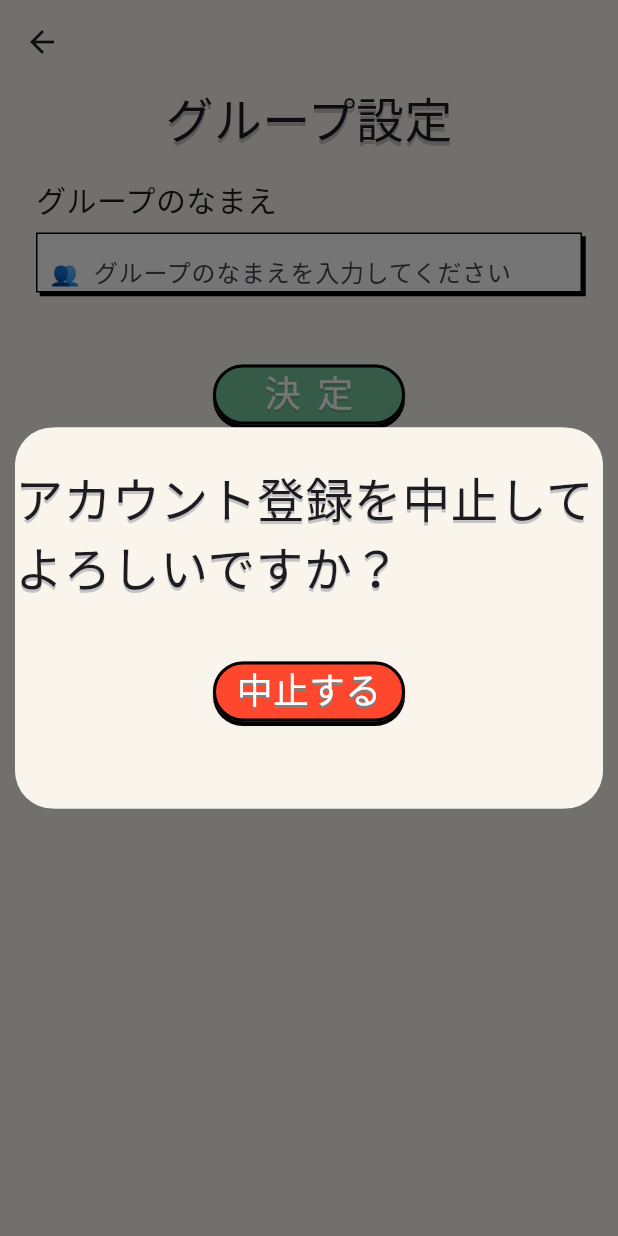
After one commit to hryoshihara0692/todo_share, a Flutter app: the CreateGroupPage screen opened directly, after a tap on the "arrow back" icon, on a phone screen of 412 x 824 dp. The commit adds this screen. Run offline on Flutter 3.47's test engine with Material 3 defaults, Android fonts, the phone set to English and light mode, and no system bars; our stand-ins replace cloud_firestore, firebase_auth, firebase_core, firebase_storage, flutter_riverpod, google_fonts and 5 more; missing offline and left inert: sign_button; accounts and stored records are empty; generated files the repository leaves out were written again.

Commit message:
2025/01/19 新規登録のユーザ名、グループ名部分を修正

```diff
--- a/lib/pages/create_group.dart
+++ b/lib/pages/create_group.dart
@@ -10,6 +10,7 @@ import 'package:todo_share/components/screen_pod.dart';
 import 'package:todo_share/riverpod/selected_icon.dart';
 import 'package:firebase_auth/firebase_auth.dart';
 import 'package:cloud_firestore/cloud_firestore.dart';
+import 'package:todo_share/widgets/create_account_cancel_dialog.dart';
 import 'package:todo_share/widgets/icon_setting_dialog.dart';
 import 'package:todo_share/widgets/todolist_setting_dialog.dart';
 import 'package:firebase_core/firebase_core.dart';
@@ -25,7 +26,6 @@ class CreateGroupPage extends ConsumerWidget {
 
   @override
   Widget build(BuildContext context, WidgetRef ref) {
-
     // var selectedIcon = ref.watch(selectedIconNotifierProvider);
 
     final TextEditingController _groupNameController = TextEditingController();
@@ -45,17 +45,26 @@ class CreateGroupPage extends ConsumerWidget {
 
     return Scaffold(
       appBar: AppBar(
+        backgroundColor: Color.fromARGB(255, 249, 245, 236),
         leading: IconButton(
           icon: Icon(Icons.arrow_back),
           onPressed: () {
-            Navigator.of(context).pop();
+            // Navigator.of(context).pop();
+            showDialog<void>(
+              context: context,
+              builder: (_) {
+                return CreateAccountCancelDialog();
+              },
+            );
           },
         ),
       ),
-      body: Padding(
+      body: Container(
+        color: Color.fromARGB(255, 249, 245, 236),
+        child: Padding(
           padding: const EdgeInsets.fromLTRB(24.0, 0, 24.0, 0),
           child: Column(
-          mainAxisSize: MainAxisSize.min,
+            // mainAxisSize: MainAxisSize.min,
             children: [
               Row(
                 mainAxisAlignment: MainAxisAlignment.center,
@@ -91,7 +100,7 @@ class CreateGroupPage extends ConsumerWidget {
                 mainAxisAlignment: MainAxisAlignment.start,
                 children: [
                   Text(
-                  'なまえ',
+                    'グループのなまえ',
                     style: TextStyle(
                       fontSize: 20,
                       fontFamily: GoogleFonts.notoSansJp(
@@ -127,7 +136,7 @@ class CreateGroupPage extends ConsumerWidget {
                     focusNode: _groupNameFocusNode,
                     decoration: const InputDecoration(
                       border: InputBorder.none,
-                    hintText: '\u{2709}  sample@todolist.com',
+                      hintText: '\u{1F465}  グループのなまえを入力してください',
                     ),
                   ),
                 ),
@@ -192,6 +201,7 @@ class CreateGroupPage extends ConsumerWidget {
                 ),
               ),
             ],
+          ),
         ),
       ),
     );
@@ -262,6 +272,7 @@ Future<void> updateGroupListAndDateInFirestore(
     });
 
     print('8');
+
     ///
     /// GROUPコレクション配下に、USER
     ///
--- /dev/null
+++ b/lib/widgets/create_account_cancel_dialog.dart
@@ -0,0 +1,209 @@
+import 'package:flutter/material.dart';
+import 'package:flutter_riverpod/flutter_riverpod.dart';
+import 'package:google_fonts/google_fonts.dart';
+import 'package:todo_share/database/todo_data_service.dart';
+import 'package:todo_share/pages/initial.dart';
+import 'package:todo_share/riverpod/selected_todolist.dart';
+import 'package:todo_share/widgets/todo_card_display.dart';
+
+class CreateAccountCancelDialog extends ConsumerWidget {
+  // final String groupId;
+  // final String todoListId;
+  // final String todoId;
+
+  const CreateAccountCancelDialog({
+    super.key,
+    // required this.groupId,
+    // required this.todoListId,
+    // required this.todoId,
+  });
+
+  @override
+  Widget build(BuildContext context, WidgetRef ref) {
+    // var selectedTodoList = ref.read(selectedTodoListNotifierProvider);
+
+    return Dialog(
+      insetPadding: EdgeInsets.all(0.0),
+      child: Container(
+        width: 392,
+        height: 254,
+        decoration: BoxDecoration(
+          color: Color.fromARGB(255, 249, 245, 236),
+          borderRadius: const BorderRadius.all(
+            Radius.circular(25.0),
+          ),
+        ),
+        child: Column(
+          children: [
+            SizedBox(
+              height: 24.0,
+            ),
+            Text(
+              'アカウント登録を中止してよろしいですか？',
+              style: TextStyle(
+                fontSize: 32,
+                fontFamily: GoogleFonts.notoSansJp(
+                  textStyle: TextStyle(
+                    fontWeight: FontWeight.w700,
+                  ),
+                ).fontFamily,
+                shadows: [
+                  Shadow(
+                    color: Color.fromARGB(255, 195, 195, 195),
+                    blurRadius: 0,
+                    offset: Offset(0, 2.5),
+                  ),
+                ],
+              ),
+            ),
+            Padding(
+              padding: const EdgeInsets.fromLTRB(12.0, 24.0, 12.0, 16.0),
+
+              ///
+              /// 削除するデータの取得〜表示処理の追加
+              ///
+              // child: TodoCardDisplay(todoData: todoData,),
+            ),
+            Row(
+              mainAxisAlignment: MainAxisAlignment.center,
+              children: [
+                // Container(
+                //   width: 128,
+                //   height: 40,
+                //   // ボタンの形と影を設定する
+                //   decoration: BoxDecoration(
+                //     borderRadius: const BorderRadius.all(
+                //       Radius.circular(25.0),
+                //     ),
+                //     boxShadow: [
+                //       BoxShadow(
+                //         color: Colors.black,
+                //         blurRadius: 0,
+                //         offset: Offset(0, 3),
+                //       )
+                //     ],
+                //   ),
+                //   child: ElevatedButton(
+                //     onPressed: () {
+                //       // print('Tapおっけー');
+                //       // _showModal(context);
+                //     },
+                //     // ボタンの色と枠線を設定する
+                //     style: ElevatedButton.styleFrom(
+                //       padding: EdgeInsets.symmetric(horizontal: 12),
+                //       foregroundColor: Colors.white,
+                //       backgroundColor: Color.fromARGB(255, 255, 71, 46),
+                //       side: BorderSide(color: Colors.black, width: 2),
+                //     ),
+                //     child: Padding(
+                //       // 指マーク用として右にスペースを開ける＋テキスト下がるので4上げる
+                //       padding: EdgeInsets.fromLTRB(0, 0, 0, 4),
+                //       child: Text(
+                //         '戻  る',
+                //         style: TextStyle(
+                //           fontSize: 24,
+                //           fontFamily: GoogleFonts.notoSansJp(
+                //             textStyle: TextStyle(
+                //               fontWeight: FontWeight.w700,
+                //             ),
+                //           ).fontFamily,
+                //           shadows: [
+                //             Shadow(
+                //               color: Color.fromARGB(255, 128, 128, 128),
+                //               blurRadius: 0,
+                //               offset: Offset(0, 2.5),
+                //             ),
+                //           ],
+                //         ),
+                //       ),
+                //     ),
+                //   ),
+                // ),
+                // SizedBox(
+                //   width: 24.0,
+                // ),
+                Container(
+                  width: 128,
+                  height: 40,
+                  // ボタンの形と影を設定する
+                  decoration: BoxDecoration(
+                    borderRadius: const BorderRadius.all(
+                      Radius.circular(25.0),
+                    ),
+                    boxShadow: [
+                      BoxShadow(
+                        color: Colors.black,
+                        blurRadius: 0,
+                        offset: Offset(0, 3),
+                      )
+                    ],
+                  ),
+                  child: ElevatedButton(
+                    onPressed: () async {
+                      // 初期画面に戻る
+                      Navigator.of(context).pushReplacement(
+                        PageRouteBuilder(
+                          pageBuilder:
+                              (context, animation, secondaryAnimation) {
+                            return InitialPage(isNewAccount: false);
+                          },
+                          transitionsBuilder:
+                              (context, animation, secondaryAnimation, child) {
+                            // 右から左
+                            // final Offset begin = Offset(1.0, 0.0);
+                            // 左から右
+                            final Offset begin = Offset(-1.0, 0.0);
+                            final Offset end = Offset.zero;
+                            final Animatable<Offset> tween =
+                                Tween(begin: begin, end: end)
+                                    .chain(CurveTween(curve: Curves.easeInOut));
+                            final Animation<Offset> offsetAnimation =
+                                animation.drive(tween);
+                            return SlideTransition(
+                              position: offsetAnimation,
+                              child: child,
+                            );
+                          },
+                        ),
+                      );
+                    },
+                    // ボタンの色と枠線を設定する
+                    style: ElevatedButton.styleFrom(
+                      padding: EdgeInsets.symmetric(horizontal: 12),
+                      foregroundColor: Colors.white,
+                      // backgroundColor: Color.fromARGB(255, 15, 217, 15),
+                      backgroundColor: Color.fromARGB(255, 255, 71, 46),
+                      side: BorderSide(color: Colors.black, width: 2),
+                    ),
+                    child: Padding(
+                      // 指マーク用として右にスペースを開ける＋テキスト下がるので4上げる
+                      padding: EdgeInsets.fromLTRB(0, 0, 0, 4),
+                      child: Text(
+                        '中止する',
+                        style: TextStyle(
+                          fontSize: 24,
+                          fontFamily: GoogleFonts.notoSansJp(
+                            textStyle: TextStyle(
+                              fontWeight: FontWeight.w700,
+                            ),
+                          ).fontFamily,
+                          shadows: [
+                            Shadow(
+                              color: Color.fromARGB(255, 128, 128, 128),
+                              blurRadius: 0,
+                              offset: Offset(0, 2.5),
+                            ),
+                          ],
+                        ),
+                      ),
+                    ),
+                  ),
+                ),
+              ],
+            )
+          ],
+        ),
+      ),
+    );
+  }
+}
```
Also changed, not shown: lib/pages/create_user.dart (+20 -9 lines). Lines whose indentation alone changed are shown as unchanged.
